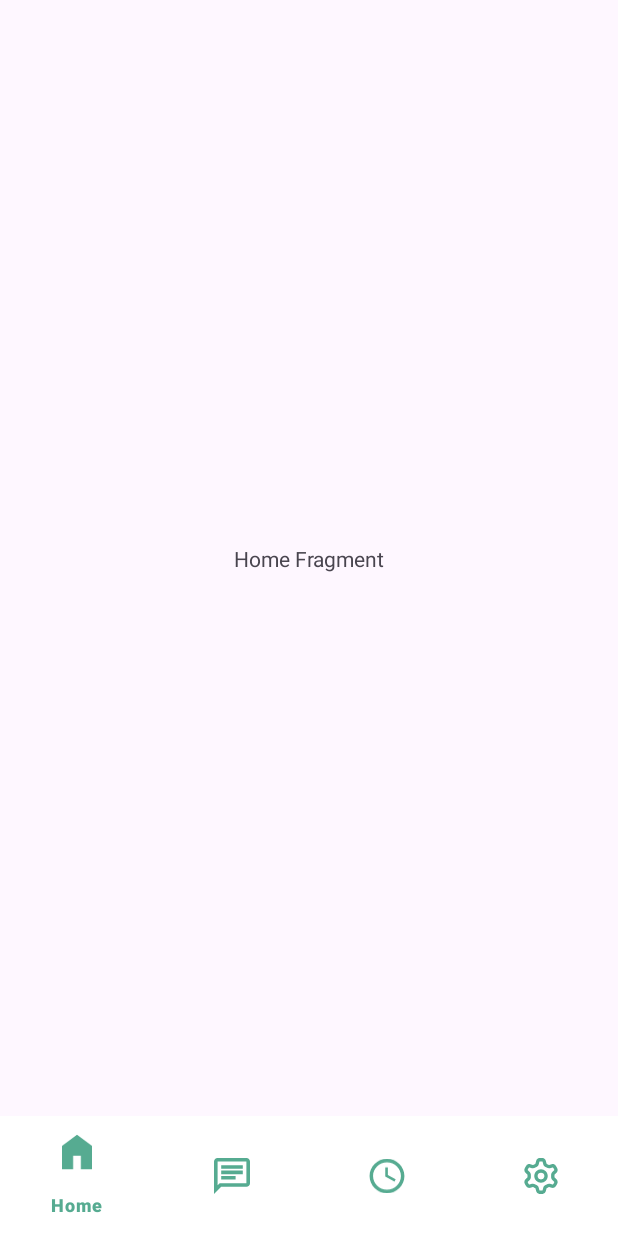
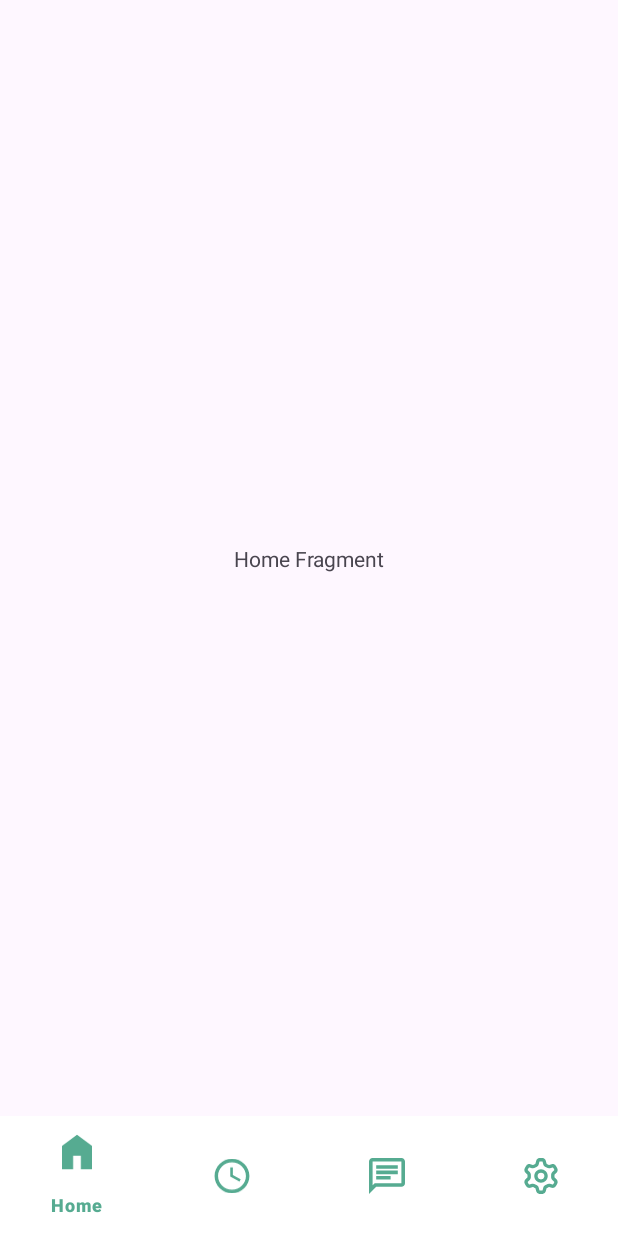
Before and after one commit to Keep-IN/Pijet.In, an Android app: the NavBarContainer screen opened directly, with no data from a screen before it, on a phone screen of 412 x 824 dp. Run offline under Robolectric (Android 15) with nearby library versions, the phone set to English and light mode, and no system bars.

Commit message:
Fixed navbar Ripple color

```diff
--- a/app/src/main/res/layout/activity_nav_bar_container.xml
+++ b/app/src/main/res/layout/activity_nav_bar_container.xml
@@ -12,7 +12,7 @@
         android:layout_height="wrap_content"
         android:background="#FFFFFF"
         app:itemIconTint="@color/teal_700"
-        app:itemRippleColor="#56AB91"
+        app:itemRippleColor="#2856AB91"
         app:itemTextColor="#56AB91"
         app:layout_constraintBottom_toBottomOf="parent"
         app:layout_constraintEnd_toEndOf="parent"
--- a/app/src/main/res/menu/bottom_nav.xml
+++ b/app/src/main/res/menu/bottom_nav.xml
@@ -3,7 +3,12 @@
     <item
         android:id="@+id/nav_home"
         android:icon="@drawable/ic_home"
-        android:title="Home"/>
+        android:title="Home" />
+
+    <item
+        android:id="@+id/nav_history"
+        android:icon="@drawable/ic_history"
+        android:title="Riwayat"/>
 
     <item
         android:id="@+id/nav_chat"
@@ -11,11 +16,6 @@
         android:title="Obrolan"/>
 
     <item
-        android:id="@+id/nav_history"
-        android:icon="@drawable/ic_history"
-        android:title="Riwayat"/>
-
-    <item
         android:id="@+id/nav_profile"
         android:icon="@drawable/ic_settings"
         android:title="Pengaturan"/>
```
